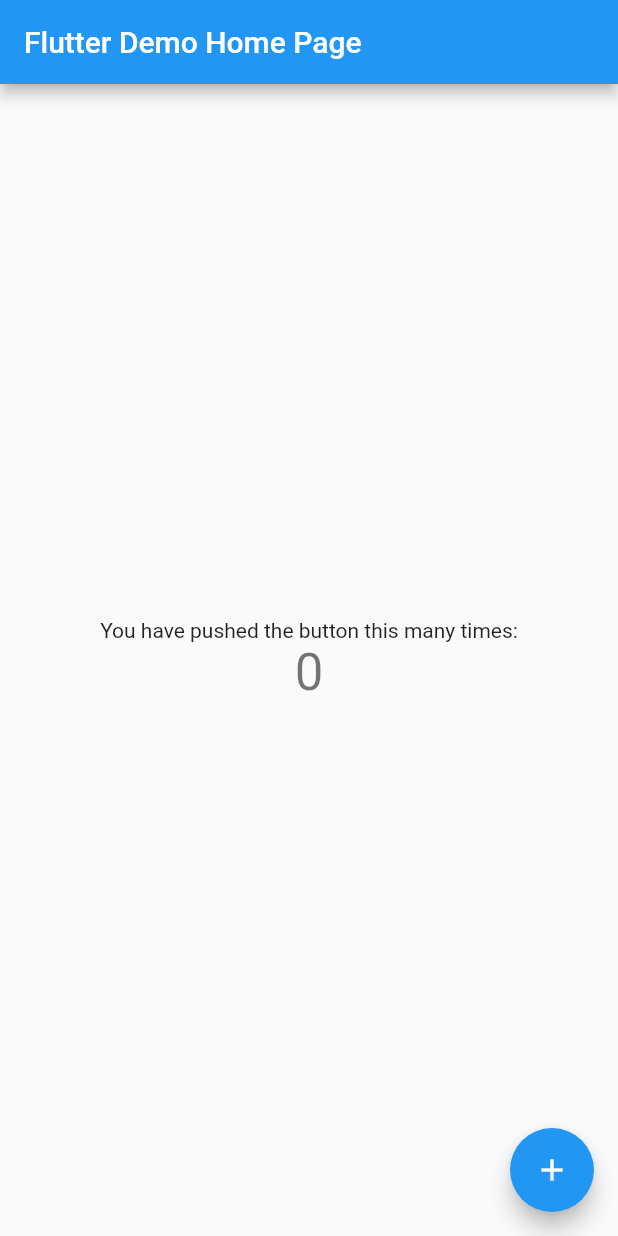
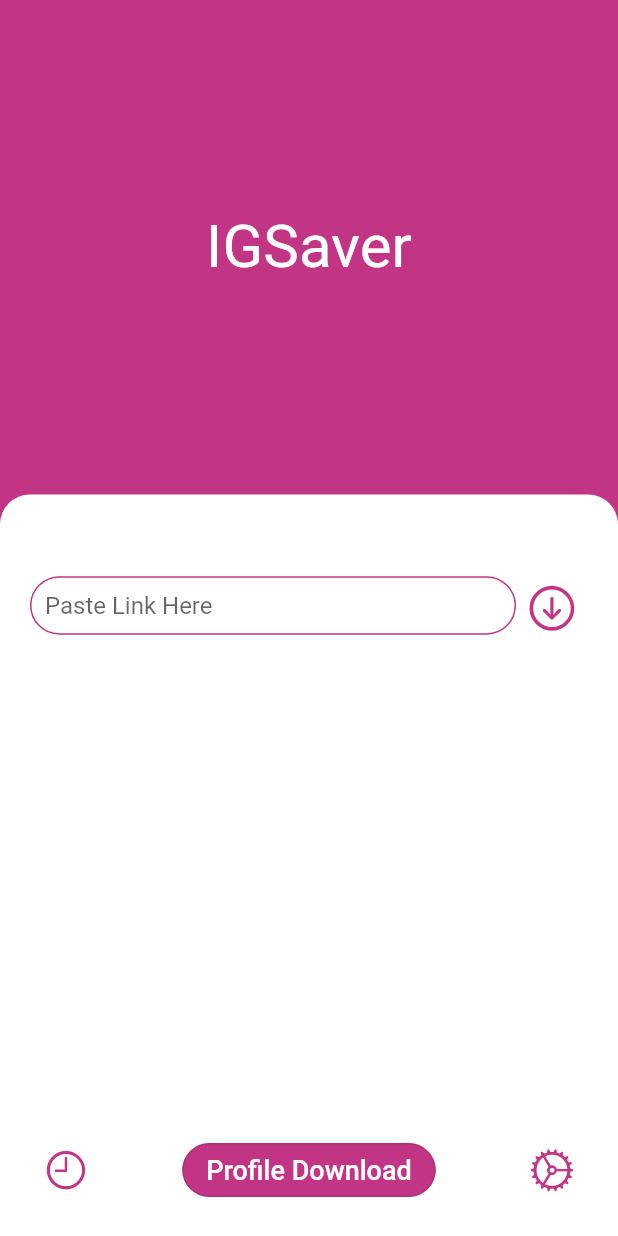
Before and after one commit to MRezaKarimi/igsaver, a Flutter app: the screen it shows after launch, on a phone screen of 412 x 824 dp. Run offline on Flutter 3.47's test engine with Material 2 defaults, Android fonts, the phone set to English and light mode, and no system bars.

Commit message:
home page created

```diff
--- a/lib/main.dart
+++ b/lib/main.dart
@@ -1,113 +1,36 @@
 import 'package:flutter/material.dart';
+import 'pages/home.dart';
 
 void main() {
-  runApp(MyApp());
+  runApp(IGSaver());
 }
 
-class MyApp extends StatelessWidget {
-  // This widget is the root of your application.
+class IGSaver extends StatelessWidget {
   @override
   Widget build(BuildContext context) {
     return MaterialApp(
-      title: 'Flutter Demo',
-      theme: ThemeData(
-        // This is the theme of your application.
-        //
-        // Try running your application with "flutter run". You'll see the
-        // application has a blue toolbar. Then, without quitting the app, try
-        // changing the primarySwatch below to Colors.green and then invoke
-        // "hot reload" (press "r" in the console where you ran "flutter run",
-        // or simply save your changes to "hot reload" in a Flutter IDE).
-        // Notice that the counter didn't reset back to zero; the application
-        // is not restarted.
-        primarySwatch: Colors.blue,
-      ),
-      home: MyHomePage(title: 'Flutter Demo Home Page'),
+      initialRoute: '/',
+      routes: {
+        '/': (context) => Home(),
+      },
     );
   }
 }
-
-class MyHomePage extends StatefulWidget {
-  MyHomePage({Key? key, required this.title}) : super(key: key);
-
-  // This widget is the home page of your application. It is stateful, meaning
-  // that it has a State object (defined below) that contains fields that affect
-  // how it looks.
-
-  // This class is the configuration for the state. It holds the values (in this
-  // case the title) provided by the parent (in this case the App widget) and
-  // used by the build method of the State. Fields in a Widget subclass are
-  // always marked "final".
-
-  final String title;
-
-  @override
-  _MyHomePageState createState() => _MyHomePageState();
-}
-
-class _MyHomePageState extends State<MyHomePage> {
-  int _counter = 0;
-
-  void _incrementCounter() {
-    setState(() {
-      // This call to setState tells the Flutter framework that something has
-      // changed in this State, which causes it to rerun the build method below
-      // so that the display can reflect the updated values. If we changed
-      // _counter without calling setState(), then the build method would not be
-      // called again, and so nothing would appear to happen.
-      _counter++;
-    });
-  }
-
-  @override
-  Widget build(BuildContext context) {
-    // This method is rerun every time setState is called, for instance as done
-    // by the _incrementCounter method above.
-    //
-    // The Flutter framework has been optimized to make rerunning build methods
-    // fast, so that you can just rebuild anything that needs updating rather
-    // than having to individually change instances of widgets.
-    return Scaffold(
-      appBar: AppBar(
-        // Here we take the value from the MyHomePage object that was created by
-        // the App.build method, and use it to set our appbar title.
-        title: Text(widget.title),
-      ),
-      body: Center(
-        // Center is a layout widget. It takes a single child and positions it
-        // in the middle of the parent.
-        child: Column(
-          // Column is also a layout widget. It takes a list of children and
-          // arranges them vertically. By default, it sizes itself to fit its
-          // children horizontally, and tries to be as tall as its parent.
-          //
-          // Invoke "debug painting" (press "p" in the console, choose the
-          // "Toggle Debug Paint" action from the Flutter Inspector in Android
-          // Studio, or the "Toggle Debug Paint" command in Visual Studio Code)
-          // to see the wireframe for each widget.
-          //
-          // Column has various properties to control how it sizes itself and
-          // how it positions its children. Here we use mainAxisAlignment to
-          // center the children vertically; the main axis here is the vertical
-          // axis because Columns are vertical (the cross axis would be
-          // horizontal).
-          mainAxisAlignment: MainAxisAlignment.center,
-          children: <Widget>[
-            Text(
-              'You have pushed the button this many times:',
-            ),
-            Text(
-              '$_counter',
-              style: Theme.of(context).textTheme.headline4,
-            ),
-          ],
-        ),
-      ),
-      floatingActionButton: FloatingActionButton(
-        onPressed: _incrementCounter,
-        tooltip: 'Increment',
-        child: Icon(Icons.add),
-      ), // This trailing comma makes auto-formatting nicer for build methods.
-    );
-  }
-}
+// Row(
+//   mainAxisAlignment: MainAxisAlignment.spaceBetween,
+//   children: [
+//     Text(
+//       'Watch Clipboard',
+//       style: TextStyle(
+//         fontSize: 17,
+//         color: kPrimaryColor,
+//       ),
+//     ),
+//     Switch(
+//       value: false,
+//       activeColor: kPrimaryColor,
+//       activeTrackColor: kPrimaryColor,
+//       onChanged: (value) {},
+//     ),
+//   ],
+// ),
--- /dev/null
+++ b/lib/pages/home.dart
@@ -0,0 +1,129 @@
+import 'package:flutter/material.dart';
+import 'package:flutter/cupertino.dart';
+
+const Color kPrimaryColor = Color(0xffc13584);
+
+class Home extends StatefulWidget {
+  @override
+  _HomeState createState() => _HomeState();
+}
+
+class _HomeState extends State<Home> {
+  @override
+  Widget build(BuildContext context) {
+    return Scaffold(
+      resizeToAvoidBottomInset: false,
+      backgroundColor: kPrimaryColor,
+      body: Column(
+        mainAxisAlignment: MainAxisAlignment.spaceBetween,
+        children: <Widget>[
+          Expanded(
+            flex: 2,
+            child: Container(
+              // padding: EdgeInsets.only(top: 70.0, bottom: 60.0),
+              child: Center(
+                child: Text(
+                  'IGSaver',
+                  style: TextStyle(
+                    fontSize: 40,
+                    color: Colors.white,
+                  ),
+                ),
+              ),
+            ),
+          ),
+          Expanded(
+            flex: 3,
+            child: Container(
+              padding:
+                  EdgeInsets.only(left: 20, right: 20, top: 50, bottom: 20),
+              decoration: BoxDecoration(
+                color: Colors.white,
+                borderRadius: BorderRadius.only(
+                  topLeft: Radius.circular(20),
+                  topRight: Radius.circular(20),
+                ),
+              ),
+              child: Column(
+                crossAxisAlignment: CrossAxisAlignment.stretch,
+                mainAxisAlignment: MainAxisAlignment.spaceBetween,
+                children: <Widget>[
+                  Row(
+                    mainAxisAlignment: MainAxisAlignment.spaceAround,
+                    children: <Widget>[
+                      Expanded(
+                        child: TextField(
+                          decoration: InputDecoration(
+                            enabledBorder: OutlineInputBorder(
+                              borderRadius: BorderRadius.circular(20),
+                              borderSide:
+                                  BorderSide(color: kPrimaryColor, width: 1.0),
+                            ),
+                            focusedBorder: OutlineInputBorder(
+                              borderRadius: BorderRadius.circular(20),
+                              borderSide:
+                                  BorderSide(color: kPrimaryColor, width: 2.0),
+                            ),
+                            contentPadding: EdgeInsets.symmetric(
+                                horizontal: 10, vertical: 10),
+                            hintText: 'Paste Link Here',
+                            isDense: true,
+                          ),
+                        ),
+                      ),
+                      IconButton(
+                        onPressed: () {},
+                        icon: Icon(
+                          CupertinoIcons.arrow_down_circle,
+                          color: kPrimaryColor,
+                          size: 35,
+                        ),
+                      ),
+                    ],
+                  ),
+                  Row(
+                    mainAxisAlignment: MainAxisAlignment.spaceBetween,
+                    children: [
+                      IconButton(
+                        onPressed: () {},
+                        icon: Icon(
+                          CupertinoIcons.clock,
+                          color: kPrimaryColor,
+                          size: 30,
+                        ),
+                      ),
+                      OutlinedButton(
+                        child: Text(
+                          'Profile Download',
+                          style: TextStyle(
+                            color: Colors.white,
+                            fontSize: 18,
+                          ),
+                        ),
+                        style: OutlinedButton.styleFrom(
+                          backgroundColor: kPrimaryColor,
+                          shape: RoundedRectangleBorder(
+                            borderRadius: BorderRadius.circular(20),
+                          ),
+                        ),
+                        onPressed: () {},
+                      ),
+                      IconButton(
+                        onPressed: () {},
+                        icon: Icon(
+                          CupertinoIcons.settings,
+                          color: kPrimaryColor,
+                          size: 30,
+                        ),
+                      ),
+                    ],
+                  ),
+                ],
+              ),
+            ),
+          ),
+        ],
+      ),
+    );
+  }
+}
```
